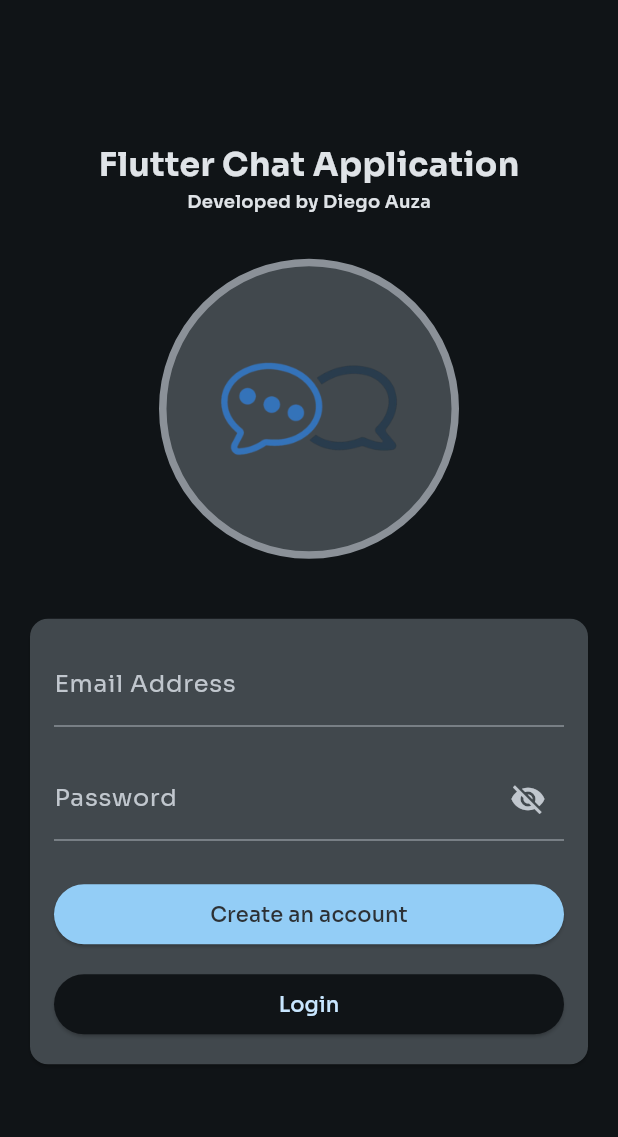
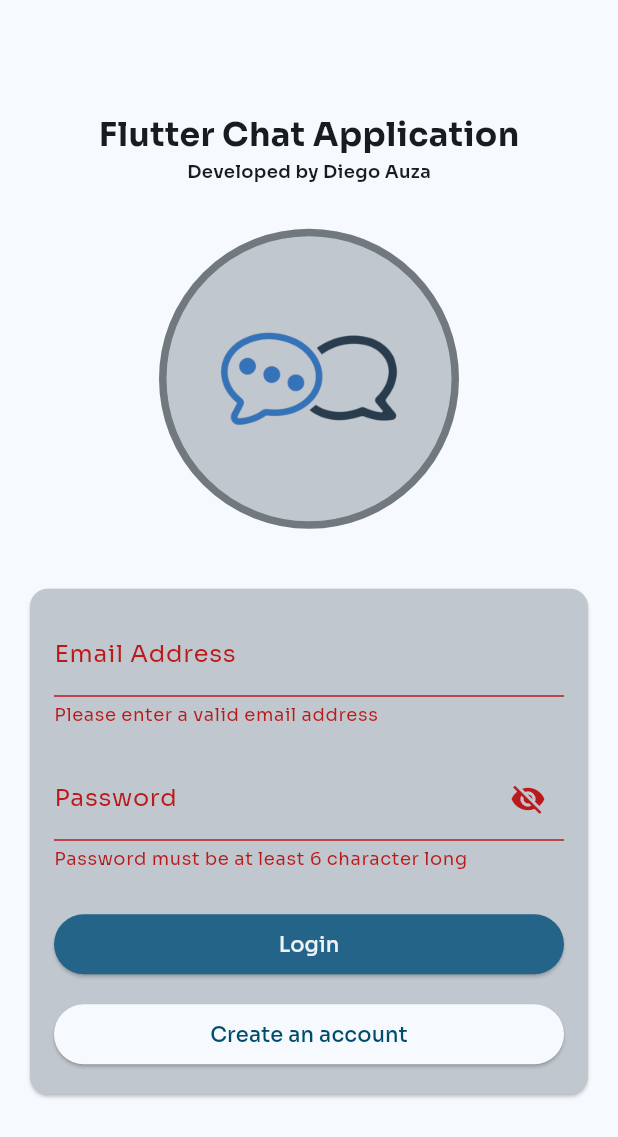
Before and after one commit to DiegoAuzaDev/chat_flutter_app, a Flutter app: the screen it shows after launch, after a tap on "Login", on a phone screen of 412 x 824 dp. Shown: the top 1137 px of the screen. Run offline on Flutter 3.47's test engine with Material 3 defaults, Android fonts, the phone set to English and light mode, and no system bars; our stand-ins replace firebase_auth, firebase_core, google_fonts; accounts and stored records are empty.

```diff
--- a/lib/main.dart
+++ b/lib/main.dart
@@ -1,23 +1,35 @@
 import 'package:chat_app/screens/auth_screen.dart';
+import 'package:chat_app/screens/chat_screen.dart';
+import 'package:firebase_auth/firebase_auth.dart';
 import 'package:flutter/material.dart';
 import 'package:google_fonts/google_fonts.dart';
+import 'firebase_options.dart';
+import 'package:firebase_core/firebase_core.dart';
 
-void main() {
+void main() async {
+  WidgetsFlutterBinding.ensureInitialized();
+  await Firebase.initializeApp(options: DefaultFirebaseOptions.currentPlatform);
   runApp(const MyApp());
 }
 
-class MyApp extends StatelessWidget {
+class MyApp extends StatefulWidget {
   const MyApp({super.key});
 
-  // This widget is the root of your application.
+  @override
+  State<MyApp> createState() => _MyAppState();
+}
+
+class _MyAppState extends State<MyApp> {
+  Brightness themeBrightness = Brightness.light;
+
   @override
   Widget build(BuildContext context) {
     return MaterialApp(
       title: 'Flutter Demo',
       theme: ThemeData(
-          brightness: Brightness.dark,
+        brightness: themeBrightness,
         colorScheme: ColorScheme.fromSeed(
-            brightness: Brightness.dark,
+          brightness: themeBrightness,
           seedColor: const Color.fromARGB(255, 38, 101, 137),
           secondary: const Color.fromARGB(255, 80, 96, 110),
           tertiary: const Color.fromARGB(255, 100, 89, 123),
@@ -25,6 +37,16 @@ class MyApp extends StatelessWidget {
         ),
         textTheme: GoogleFonts.soraTextTheme(),
       ),
-        home: const AuthScreen());
+      home: StreamBuilder(
+        stream: FirebaseAuth.instance.authStateChanges(),
+        builder: (context, snapshot) {
+          if (snapshot.hasData) {
+            return const ChatScreen();
+          } else {
+            return const AuthScreen();
+          }
+        },
+      ),
+    );
   }
 }
--- a/lib/screens/auth_screen.dart
+++ b/lib/screens/auth_screen.dart
@@ -1,4 +1,7 @@
 import 'package:flutter/material.dart';
+import 'package:firebase_auth/firebase_auth.dart';
+
+final _firebase = FirebaseAuth.instance;
 
 class AuthScreen extends StatefulWidget {
   const AuthScreen({super.key});
@@ -21,12 +24,34 @@ class _AuthScreenState extends State<AuthScreen> {
 
   var _isLogin = true;
 
-  void _submit() {
+  void _submit() async {
     final isValidFormInput = _formKey.currentState!.validate();
-    if (isValidFormInput) {
-      _formKey.currentState!.save();
-      print(_enteredEmail);
-      print(_enteredPassword);
+
+    if (!isValidFormInput) {
+      return;
+    }
+
+    _formKey.currentState!.save();
+    try {
+      if (_isLogin) {
+        final userCredentials = await _firebase.signInWithEmailAndPassword(
+            email: _enteredEmail, password: _enteredPassword);
+      } else {
+        final userCredentials = await _firebase.createUserWithEmailAndPassword(
+            email: _enteredEmail, password: _enteredPassword);
+      }
+    } on FirebaseAuthException catch (userCredentialsError) {
+      if (!context.mounted) {
+        return;
+      }
+      ScaffoldMessenger.of(context).clearSnackBars();
+      ScaffoldMessenger.of(context).showSnackBar(
+        SnackBar(
+          content: Text(
+            userCredentialsError.message ?? "Authentication Failed.",
+          ),
+        ),
+      );
     }
   }
 
@@ -142,12 +167,9 @@ class _AuthScreenState extends State<AuthScreen> {
                               ),
                               onPressed: () {
                                 _submit();
-                                setState(() {
-                                  _isLogin = !_isLogin;
-                                });
                               },
                               child: Text(
-                                _isLogin ? "Create an account" : "Login",
+                                _isLogin ? "Login" : "Signup",
                                 style: TextStyle(
                                   color: Theme.of(context)
                                       .colorScheme
@@ -167,9 +189,15 @@ class _AuthScreenState extends State<AuthScreen> {
                                 backgroundColor:
                                     Theme.of(context).colorScheme.background,
                               ),
-                              onPressed: () {},
+                              onPressed: () {
+                                setState(() {
+                                  _isLogin = !_isLogin;
+                                });
+                              },
                               child: Text(
-                                _isLogin ? "Login" : "Signup",
+                                _isLogin
+                                    ? "Create an account"
+                                    : "I already have an account",
                                 style: TextStyle(
                                   color: Theme.of(context)
                                       .colorScheme
--- a/pubspec.yaml
+++ b/pubspec.yaml
@@ -37,6 +37,7 @@ dependencies:
   cupertino_icons: ^1.0.2
   google_fonts: ^6.1.0
   firebase_core: ^2.25.4
+  firebase_auth: ^4.17.4
 
 dev_dependencies:
   flutter_test:
```
Also changed, not shown: lib/screens/chat_screen.dart (added, +17 -0 lines), pubspec.lock, 3 other files. Lines whose indentation alone changed are shown as unchanged.
